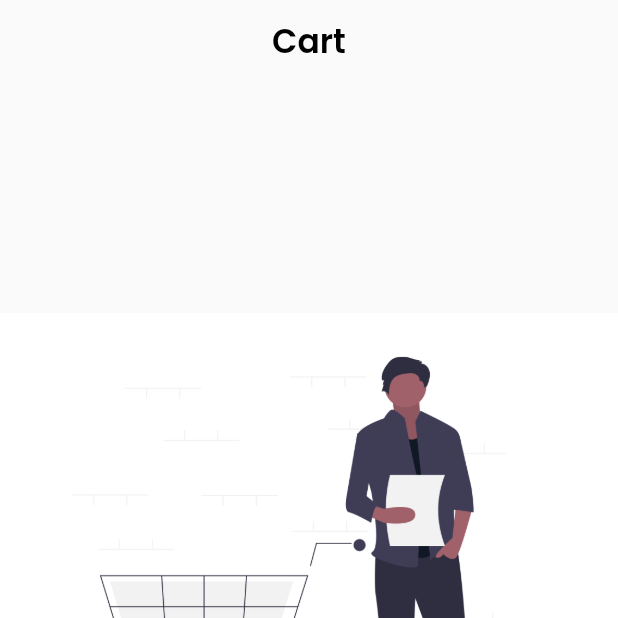
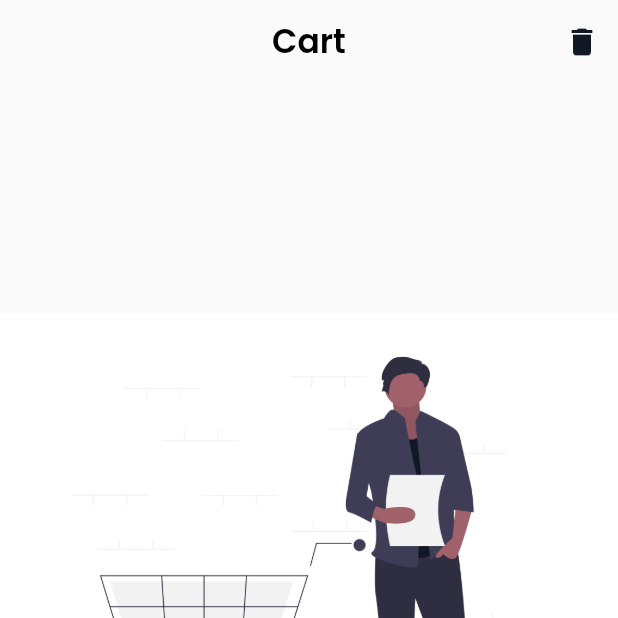
Before and after one commit to SinaSys/flutter_office_furniture_store_app, a Flutter app: the CartScreen screen opened directly, on a phone screen of 412 x 824 dp, the top half of it. Run offline on Flutter 3.47's test engine with Material 2 defaults, Android fonts, the phone set to English and light mode, and no system bars; our stand-ins replace flutter_rating_bar, font_awesome_flutter, get, simple_animations, smooth_page_indicator.

Commit message:
Add clear button for cart screen

```diff
--- a/lib/src/controller/office_furniture_controller.dart
+++ b/lib/src/controller/office_furniture_controller.dart
@@ -58,4 +58,9 @@ class OfficeFurnitureController extends GetxController {
     }
   }
 
+  void clearCart(){
+    cartFurniture.clear();
+   update();
+  }
+
 }
--- a/lib/src/view/screen/cart_screen.dart
+++ b/lib/src/view/screen/cart_screen.dart
@@ -1,5 +1,6 @@
 import 'package:flutter/material.dart';
 import 'package:get/get.dart';
+import 'package:office_furniture_store/core/app_color.dart';
 import 'package:office_furniture_store/core/app_style.dart';
 import 'package:office_furniture_store/src/controller/office_furniture_controller.dart';
 import 'package:office_furniture_store/src/view/widget/empty_widget.dart';
@@ -10,12 +11,26 @@ import 'home_screen.dart';
 class CartScreen extends StatelessWidget {
   const CartScreen({Key? key}) : super(key: key);
 
+  PreferredSizeWidget _appBar(){
+    return AppBar(
+      title: const Text("Cart", style: h2Style),
+      actions: [
+        IconButton(
+          splashRadius: 20.0,
+          onPressed: controller.clearCart,
+          icon: const Icon(
+            Icons.delete,
+            color: AppColor.lightBlack,
+          ),
+        )
+      ],
+    );
+  }
+
   @override
   Widget build(BuildContext context) {
     return Scaffold(
-      appBar: AppBar(
-        title: const Text("Cart",style: h2Style),
-      ),
+      appBar: _appBar(),
       bottomNavigationBar: Obx(
         () {
           return BottomBar(
@@ -26,15 +41,16 @@ class CartScreen extends StatelessWidget {
           );
         },
       ),
-      body:GetBuilder(
-        builder: (OfficeFurnitureController controller){
-          return controller.cartFurniture.isNotEmpty?
-          const Padding(
-            padding: EdgeInsets.all(15),
-            child: CartListView(),
-          ): const EmptyWidget(title: "Empty");
+      body: GetBuilder(
+        builder: (OfficeFurnitureController controller) {
+          return controller.cartFurniture.isNotEmpty
+              ? const Padding(
+                  padding: EdgeInsets.all(15),
+                  child: CartListView(),
+                )
+              : const EmptyWidget(title: "Empty");
         },
-      )
+      ),
     );
   }
 }
```
